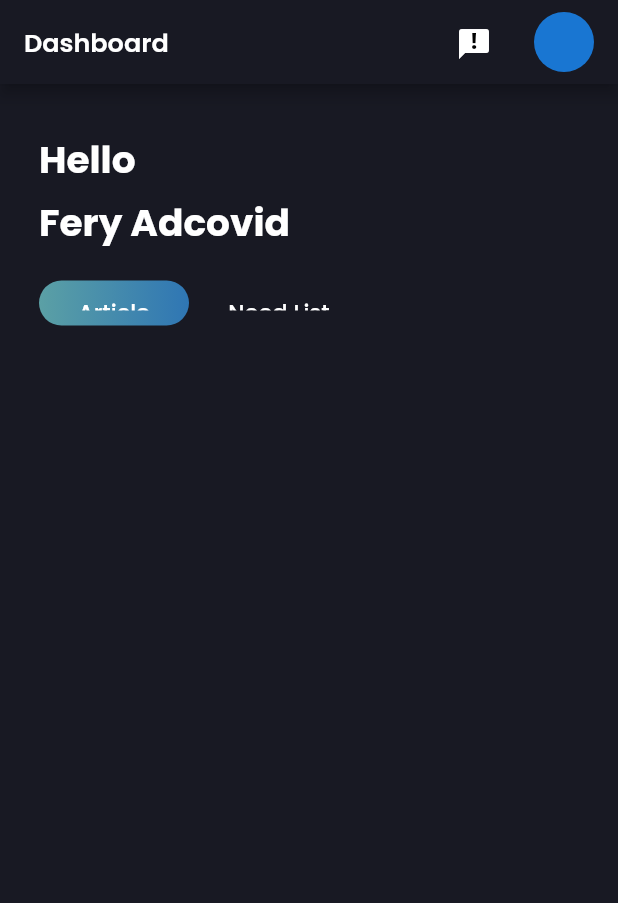
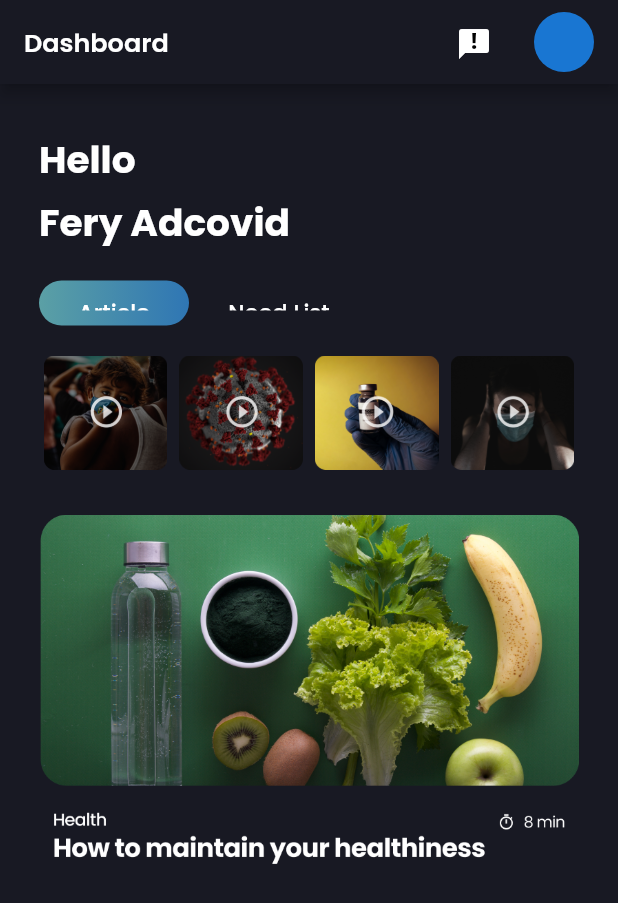
Before and after one commit to F-Pawamatra/GeShare, a Flutter app: the screen it shows after launch, on a phone screen of 412 x 824 dp. Shown: the top 903 px of the screen. Run offline on Flutter 3.47's test engine with Material 2 defaults, Android fonts, the phone set to English and light mode, and no system bars; our stand-ins replace google_fonts.

Commit message:
Article part

```diff
--- a/lib/screens/pasien/article_part.dart
+++ b/lib/screens/pasien/article_part.dart
@@ -11,8 +11,61 @@ class ArticlePart extends StatefulWidget {
 }
 
 class _ArticlePartState extends State<ArticlePart> {
+
+  @override
+  void initState() {
+    super.initState();
+  }
+
+  @override
+  void dispose() {
+    super.dispose();
+  }
+
   @override
   Widget build(BuildContext context) {
-    return Container();
+    return FadeTransition(
+      opacity: widget.animation,
+      child: Container(
+        child: Column(
+          children: [
+            Container(
+              width: MediaQuery.of(context).size.width,
+              child: Row(
+                mainAxisAlignment: MainAxisAlignment.center,
+                children: [
+                  Image.asset(
+                    'assets/images/vid1.png',
+                    width: MediaQuery.of(context).size.width/5,
+                  ),
+                  Padding(padding: EdgeInsets.only(left: 8)),
+                  Image.asset(
+                    'assets/images/vid2.png',
+                    width: MediaQuery.of(context).size.width/5,
+                  ),
+                  Padding(padding: EdgeInsets.only(left: 8)),
+                  Image.asset(
+                    'assets/images/vid3.png',
+                    width: MediaQuery.of(context).size.width/5,
+                  ),
+                  Padding(padding: EdgeInsets.only(left: 8)),
+                  Image.asset(
+                    'assets/images/vid4.png',
+                    width: MediaQuery.of(context).size.width/5,
+                  ),
+                ]
+              ),
+            ),
+            Padding(padding: EdgeInsets.only(bottom: 30)),
+            InkWell(
+              child: Image.asset(
+                'assets/images/art1.png',
+                width: MediaQuery.of(context).size.width,
+              )
+            ),
+          ]
+        ),
+      )
+    );
   }
 }
```
Also changed, not shown: assets/images/art1.png (added), assets/images/vid1.png (added), assets/images/vid2.png (added), assets/images/vid3.png (added), assets/images/vid4.png (added).
